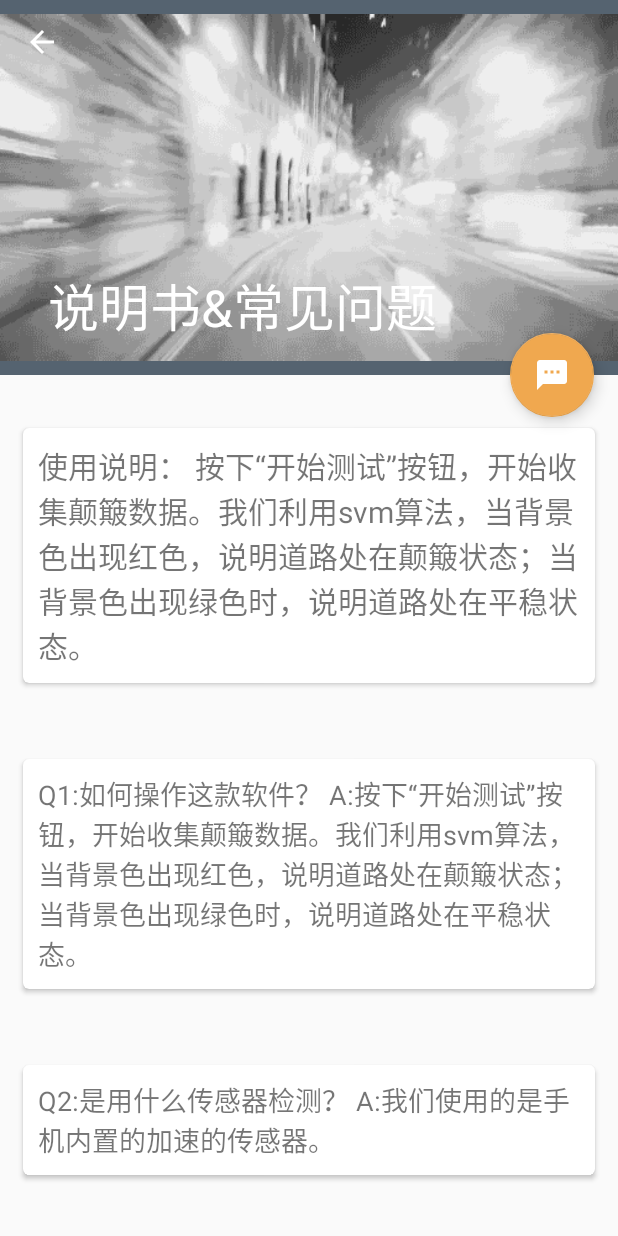
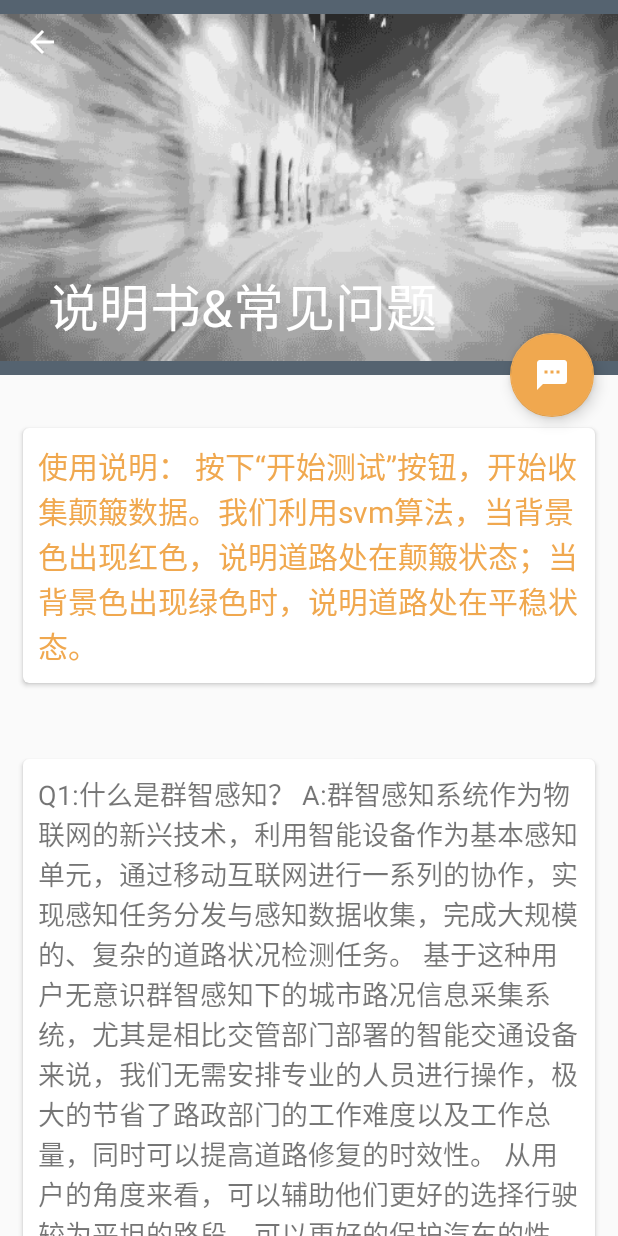
Before and after one commit to shuangjiang169/RoadInspect, an Android app: the InstructionActivity screen opened directly, with no data from a screen before it, on a phone screen of 412 x 824 dp. Run offline under Robolectric (Android 15) with nearby library versions, the phone set to English and light mode, and no system bars.

Commit message:
再次换了logo 哭泣

```diff
--- a/app/src/main/AndroidManifest.xml
+++ b/app/src/main/AndroidManifest.xml
@@ -30,9 +30,9 @@
 
     <application
         android:allowBackup="true"
-        android:icon="@mipmap/ic_launcher"
+        android:icon="@mipmap/logo"
         android:label="@string/app_name"
-        android:roundIcon="@mipmap/ic_launcher_round"
+        android:roundIcon="@mipmap/logo"
         android:supportsRtl="true"
         android:theme="@style/AppTheme">
         <activity android:name=".LoginActivity">
--- a/app/src/main/res/layout/activity_feedback.xml
+++ b/app/src/main/res/layout/activity_feedback.xml
@@ -64,7 +64,8 @@
                     android:layout_width="match_parent"
                     android:layout_height="wrap_content"
                     android:layout_margin="10dp"
-                    android:text="您可以在这里反馈道路的破损情况（列出具体地点，或经纬度等），也可以写下您对本软件的建议。我们会继续改进。谢谢！"
+                    android:text="您可以在这里反馈道路的破损情况（列出具体地点，或经纬度等），还可以上传您拍摄的照片进行更直观的反应。
+也可以写下您对本软件的建议。我们会继续改进。感谢您为“智慧城市”的建设贡献一份力量，谢谢！"
                     android:textSize="20sp"/>
             </android.support.v7.widget.CardView>
 
--- a/app/src/main/res/layout/instruction.xml
+++ b/app/src/main/res/layout/instruction.xml
@@ -64,7 +64,8 @@
 					android:layout_margin="10dp"
 					android:text="使用说明：
 按下“开始测试”按钮，开始收集颠簸数据。我们利用svm算法，当背景色出现红色，说明道路处在颠簸状态；当背景色出现绿色时，说明道路处在平稳状态。"
-					android:textSize="20sp"/>
+					android:textSize="20sp"
+					android:textColor="#f0a84f"/>
 			</android.support.v7.widget.CardView>
 
 			<android.support.v7.widget.CardView
@@ -75,8 +76,10 @@
 				android:layout_marginRight="15dp"
 				android:layout_marginTop="35dp"
 				app:cardCornerRadius="4dp">
-				<TextView android:text="Q1:如何操作这款软件？
-A:按下“开始测试”按钮，开始收集颠簸数据。我们利用svm算法，当背景色出现红色，说明道路处在颠簸状态；当背景色出现绿色时，说明道路处在平稳状态。"
+				<TextView android:text="Q1:什么是群智感知？
+A:群智感知系统作为物联网的新兴技术，利用智能设备作为基本感知单元，通过移动互联网进行一系列的协作，实现感知任务分发与感知数据收集，完成大规模的、复杂的道路状况检测任务。
+基于这种用户无意识群智感知下的城市路况信息采集系统，尤其是相比交管部门部署的智能交通设备来说，我们无需安排专业的人员进行操作，极大的节省了路政部门的工作难度以及工作总量，同时可以提高道路修复的时效性。
+从用户的角度来看，可以辅助他们更好的选择行驶较为平坦的路段，可以更好的保护汽车的性能，节省更多少的时间，最重要的是可以提高道路安全系数，减少交通事故的发生。"
 					android:layout_width="match_parent"
 					android:layout_height="wrap_content"
 					android:layout_margin="10dp"
```
Also changed, not shown: app/src/main/res/mipmap-hdpi/logo.png (added), app/src/main/res/mipmap-mdpi/logo.png (added), app/src/main/res/mipmap-xhdpi/logo.png (added), app/src/main/res/mipmap-xxhdpi/logo.png (added), app/src/main/res/mipmap-xxxhdpi/logo.png (added).
